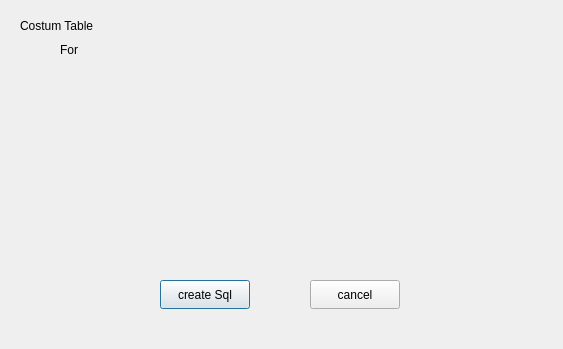
Above: add_elem_to_table_dialog.ui from SandrAdora/GPA_Calculator before the change. Below: the same form after it.
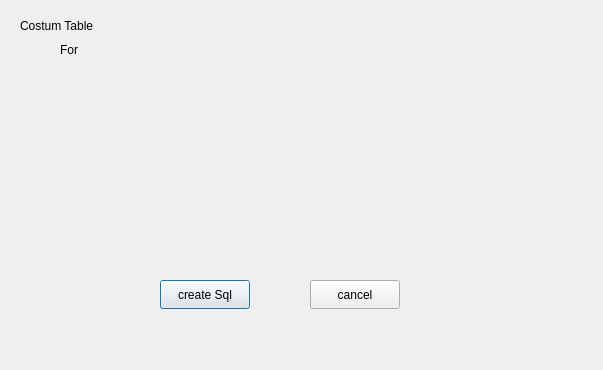
That is the form after the change.

```diff
--- a/add_elem_to_table_dialog.ui
+++ b/add_elem_to_table_dialog.ui
@@ -6,8 +6,8 @@
    <rect>
     <x>0</x>
     <y>0</y>
-    <width>563</width>
-    <height>349</height>
+    <width>603</width>
+    <height>370</height>
    </rect>
   </property>
   <property name="windowTitle">
@@ -109,9 +109,9 @@
    <property name="geometry">
     <rect>
      <x>490</x>
-     <y>0</y>
-     <width>71</width>
-     <height>31</height>
+     <y>10</y>
+     <width>101</width>
+     <height>41</height>
     </rect>
    </property>
    <layout class="QVBoxLayout" name="verticalLayout"/>
```
